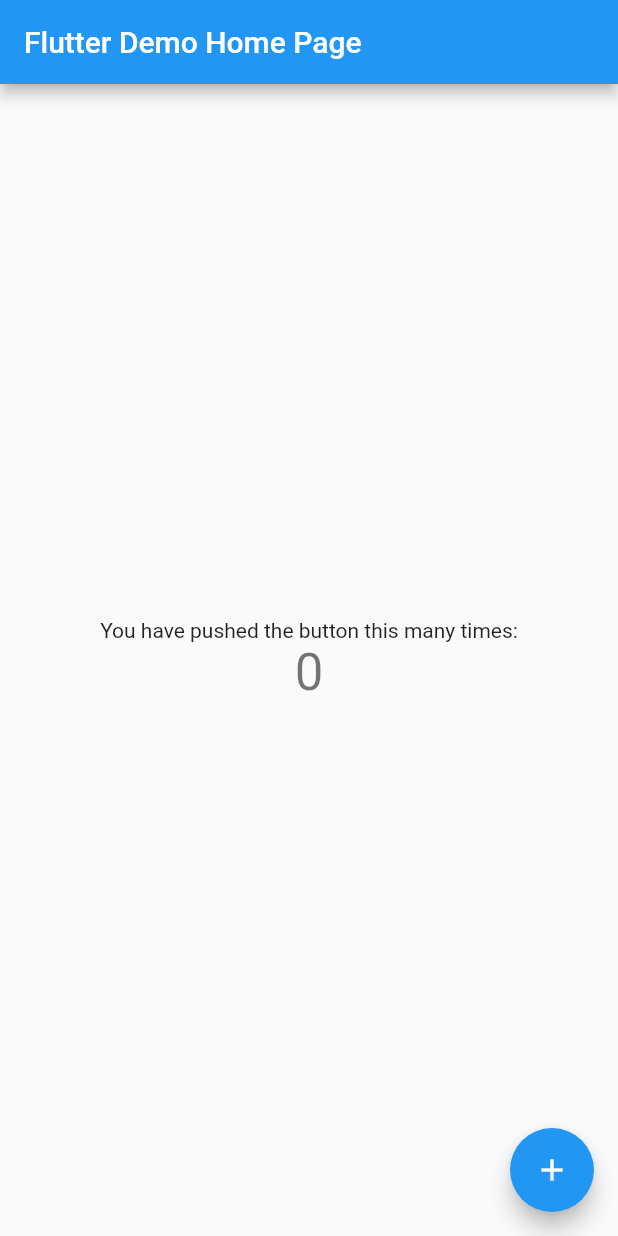
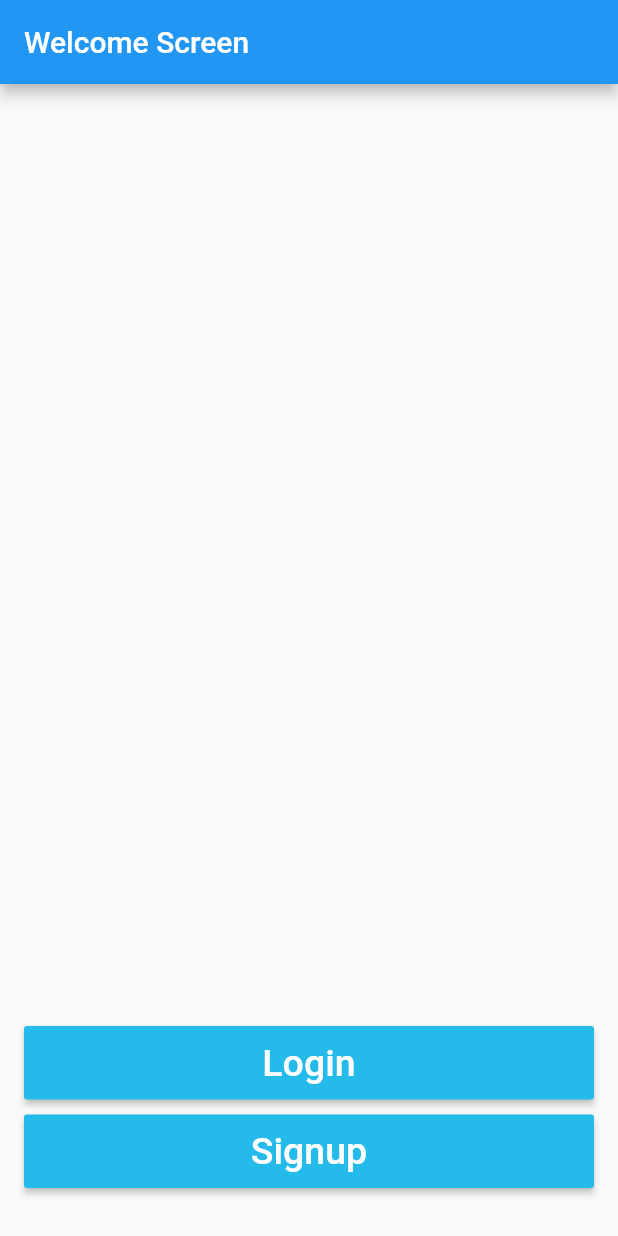
Before and after one commit to voyage11/flutter_todo, a Flutter app: the screen it shows after launch, on a phone screen of 412 x 824 dp. Run offline on Flutter 3.47's test engine with Material 2 defaults, Android fonts, the phone set to English and light mode, and no system bars.

Commit message:
- Added the Welcome, Login and Sign Up screens.

```diff
--- /dev/null
+++ b/lib/components/main_button.dart
@@ -0,0 +1,27 @@
+import 'package:flutter/material.dart';
+
+class MainButton extends StatelessWidget {
+  final String title;
+  final Function onPressed;
+
+  MainButton({this.title, this.onPressed});
+
+  @override
+  Widget build(BuildContext context) {
+    return RaisedButton(
+      textColor: Colors.white,
+      color: Color.fromRGBO(36, 187, 234, 1),
+      highlightColor: Color.fromRGBO(36, 187, 234, 0.2),
+      child: Padding(
+        padding: const EdgeInsets.all(10.0),
+        child: Text(
+          title,
+          style: TextStyle(
+            fontSize: 25,
+          ),
+        ),
+      ),
+      onPressed: onPressed,
+    );
+  }
+}
--- a/lib/main.dart
+++ b/lib/main.dart
@@ -1,117 +1,24 @@
 import 'package:flutter/material.dart';
+import 'package:flutter/cupertino.dart';
+
+import 'screens/welcome_screen.dart';
+import 'screens/login_screen.dart';
+import 'screens/signup_screen.dart';
 
 void main() {
-  runApp(MyApp());
+  runApp(TodoApp());
 }
 
-class MyApp extends StatelessWidget {
-  // This widget is the root of your application.
+class TodoApp extends StatelessWidget {
   @override
   Widget build(BuildContext context) {
     return MaterialApp(
-      title: 'Flutter Demo',
-      theme: ThemeData(
-        // This is the theme of your application.
-        //
-        // Try running your application with "flutter run". You'll see the
-        // application has a blue toolbar. Then, without quitting the app, try
-        // changing the primarySwatch below to Colors.green and then invoke
-        // "hot reload" (press "r" in the console where you ran "flutter run",
-        // or simply save your changes to "hot reload" in a Flutter IDE).
-        // Notice that the counter didn't reset back to zero; the application
-        // is not restarted.
-        primarySwatch: Colors.blue,
-        // This makes the visual density adapt to the platform that you run
-        // the app on. For desktop platforms, the controls will be smaller and
-        // closer together (more dense) than on mobile platforms.
-        visualDensity: VisualDensity.adaptivePlatformDensity,
-      ),
-      home: MyHomePage(title: 'Flutter Demo Home Page'),
+      initialRoute: WelcomeScreen.id,
+      routes: {
+        WelcomeScreen.id: (context) => WelcomeScreen(),
+        LoginScreen.id: (context) => LoginScreen(),
+        SignupScreen.id: (context) => SignupScreen(),
+      },
     );
   }
 }
-
-class MyHomePage extends StatefulWidget {
-  MyHomePage({Key key, this.title}) : super(key: key);
-
-  // This widget is the home page of your application. It is stateful, meaning
-  // that it has a State object (defined below) that contains fields that affect
-  // how it looks.
-
-  // This class is the configuration for the state. It holds the values (in this
-  // case the title) provided by the parent (in this case the App widget) and
-  // used by the build method of the State. Fields in a Widget subclass are
-  // always marked "final".
-
-  final String title;
-
-  @override
-  _MyHomePageState createState() => _MyHomePageState();
-}
-
-class _MyHomePageState extends State<MyHomePage> {
-  int _counter = 0;
-
-  void _incrementCounter() {
-    setState(() {
-      // This call to setState tells the Flutter framework that something has
-      // changed in this State, which causes it to rerun the build method below
-      // so that the display can reflect the updated values. If we changed
-      // _counter without calling setState(), then the build method would not be
-      // called again, and so nothing would appear to happen.
-      _counter++;
-    });
-  }
-
-  @override
-  Widget build(BuildContext context) {
-    // This method is rerun every time setState is called, for instance as done
-    // by the _incrementCounter method above.
-    //
-    // The Flutter framework has been optimized to make rerunning build methods
-    // fast, so that you can just rebuild anything that needs updating rather
-    // than having to individually change instances of widgets.
-    return Scaffold(
-      appBar: AppBar(
-        // Here we take the value from the MyHomePage object that was created by
-        // the App.build method, and use it to set our appbar title.
-        title: Text(widget.title),
-      ),
-      body: Center(
-        // Center is a layout widget. It takes a single child and positions it
-        // in the middle of the parent.
-        child: Column(
-          // Column is also a layout widget. It takes a list of children and
-          // arranges them vertically. By default, it sizes itself to fit its
-          // children horizontally, and tries to be as tall as its parent.
-          //
-          // Invoke "debug painting" (press "p" in the console, choose the
-          // "Toggle Debug Paint" action from the Flutter Inspector in Android
-          // Studio, or the "Toggle Debug Paint" command in Visual Studio Code)
-          // to see the wireframe for each widget.
-          //
-          // Column has various properties to control how it sizes itself and
-          // how it positions its children. Here we use mainAxisAlignment to
-          // center the children vertically; the main axis here is the vertical
-          // axis because Columns are vertical (the cross axis would be
-          // horizontal).
-          mainAxisAlignment: MainAxisAlignment.center,
-          children: <Widget>[
-            Text(
-              'You have pushed the button this many times:',
-            ),
-            Text(
-              '$_counter',
-              style: Theme.of(context).textTheme.headline4,
-            ),
-          ],
-        ),
-      ),
-      floatingActionButton: FloatingActionButton(
-        onPressed: _incrementCounter,
-        tooltip: 'Increment',
-        child: Icon(Icons.add),
-      ), // This trailing comma makes auto-formatting nicer for build methods.
-    );
-  }
-}
--- /dev/null
+++ b/lib/screens/login_screen.dart
@@ -0,0 +1,18 @@
+import 'package:flutter/material.dart';
+
+class LoginScreen extends StatefulWidget {
+  static const String id = 'login_screen';
+  @override
+  _LoginScreenState createState() => _LoginScreenState();
+}
+
+class _LoginScreenState extends State<LoginScreen> {
+  @override
+  Widget build(BuildContext context) {
+    return Scaffold(
+      appBar: AppBar(
+        title: Text('Login Screen'),
+      ),
+    );
+  }
+}
--- /dev/null
+++ b/lib/screens/welcome_screen.dart
@@ -0,0 +1,49 @@
+import 'package:flutter/material.dart';
+import 'package:flutter/rendering.dart';
+import 'package:fluttertodo/components/main_button.dart';
+import 'package:fluttertodo/screens/login_screen.dart';
+import 'package:fluttertodo/screens/signup_screen.dart';
+
+class WelcomeScreen extends StatefulWidget {
+  static const String id = 'welcome_screen';
+  @override
+  _WelcomeScreenState createState() => _WelcomeScreenState();
+}
+
+class _WelcomeScreenState extends State<WelcomeScreen> {
+  @override
+  Widget build(BuildContext context) {
+    return Scaffold(
+      appBar: AppBar(
+        title: Text('Welcome Screen'),
+      ),
+      body: Container(
+        margin: EdgeInsets.all(16),
+        child: Column(
+          mainAxisAlignment: MainAxisAlignment.end,
+          crossAxisAlignment: CrossAxisAlignment.stretch,
+          children: <Widget>[
+            MainButton(
+              title: 'Login',
+              onPressed: () {
+                Navigator.pushNamed(context, LoginScreen.id);
+              },
+            ),
+            SizedBox(
+              height: 10,
+            ),
+            MainButton(
+              title: 'Signup',
+              onPressed: () {
+                Navigator.pushNamed(context, SignupScreen.id);
+              },
+            ),
+            SizedBox(
+              height: 16,
+            ),
+          ],
+        ),
+      ),
+    );
+  }
+}
```
Also changed, not shown: lib/screens/signup_screen.dart (added, +18 -0 lines), 1 other file.
